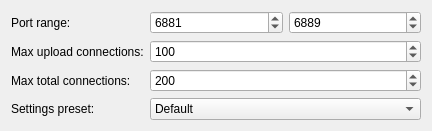
0xd34df00d/leechcraft, file src/plugins/bittorrent/startupfirstpage.ui: the form before one commit.
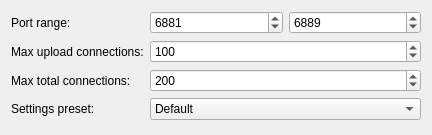
The form after the commit.

Commit message: BitTorrent: changed a bit the startup wizard.

The edit to the form file:
```diff
--- a/src/plugins/bittorrent/startupfirstpage.ui
+++ b/src/plugins/bittorrent/startupfirstpage.ui
@@ -7,7 +7,7 @@
     <x>0</x>
     <y>0</y>
     <width>432</width>
-    <height>119</height>
+    <height>135</height>
    </rect>
   </property>
   <property name="windowTitle">
@@ -16,6 +16,9 @@
   <layout class="QVBoxLayout" name="verticalLayout">
    <item>
     <layout class="QFormLayout" name="formLayout">
+     <property name="fieldGrowthPolicy">
+      <enum>QFormLayout::AllNonFixedFieldsGrow</enum>
+     </property>
      <item row="0" column="0">
       <widget class="QLabel" name="label">
        <property name="text">
```
